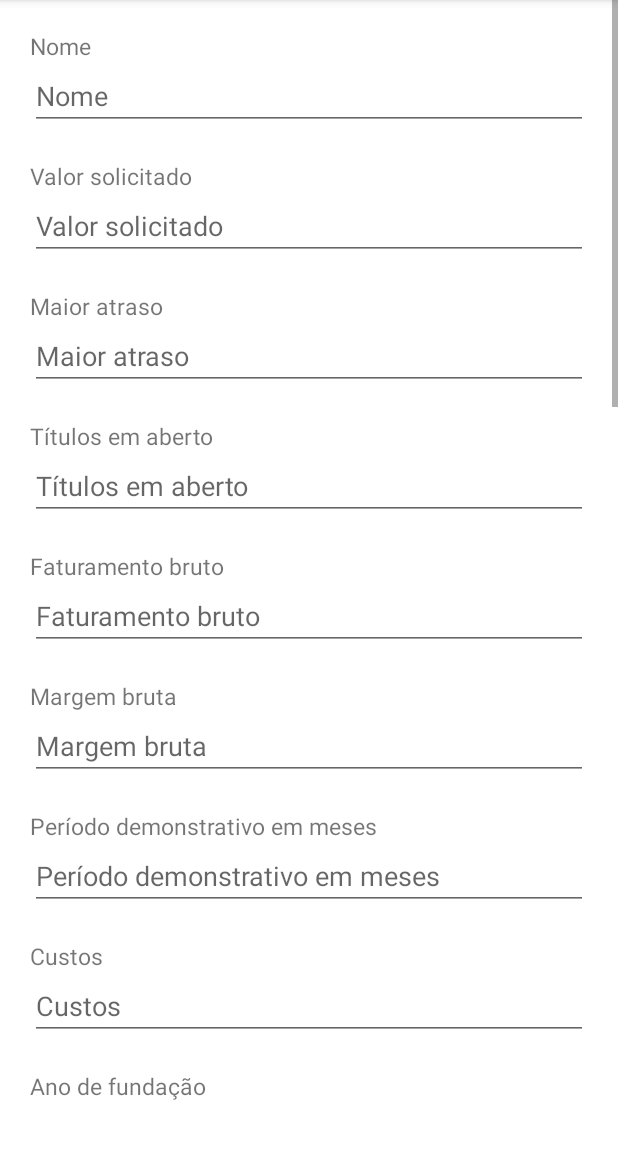
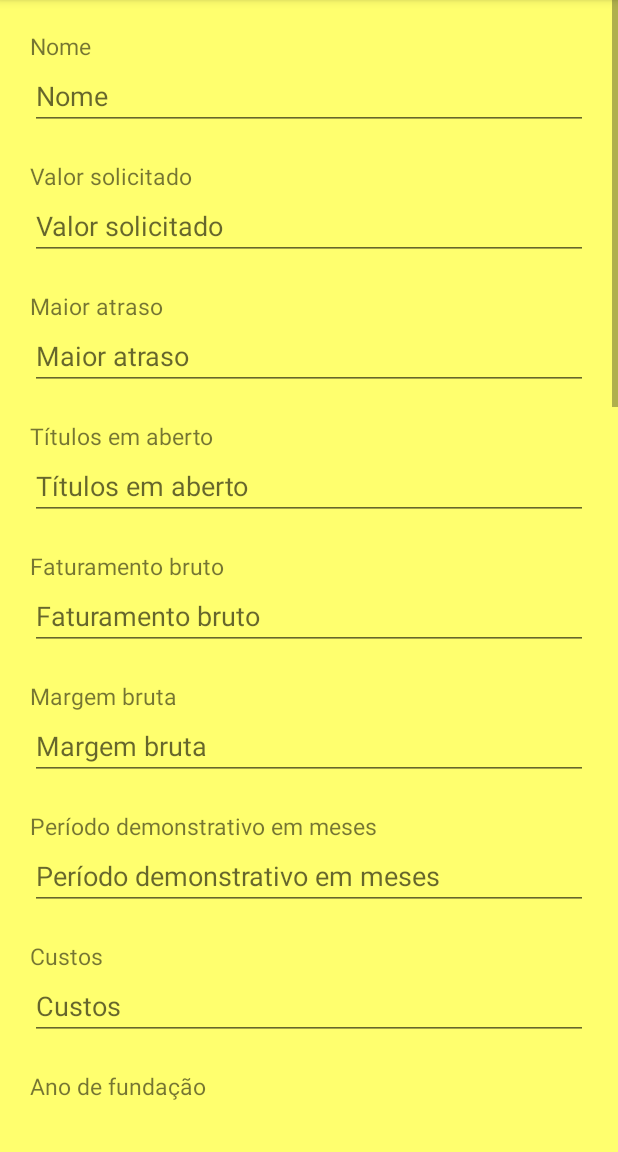
Before and after one commit to danielhlima/wtec-suprimentos-fiap-android-app, an Android app: the AskForCreditFragment screen opened through its navigation route, on a phone screen of 412 x 824 dp, the part 84-1236 px from its top. Run offline under Robolectric (Android 15) with nearby library versions, the phone set to English and light mode, and no system bars; our stand-ins replace Room's generated code; libraries missing offline, so code that uses them is left out: com.santalu.maskara, faranjit.currency.edittext; plain views replace CurrencyEditText, MaskEditText; 17 statements that could not run were skipped.

Commit message:
Layouts ok

```diff
--- a/app/src/main/java/br/com/wtecsuprimentos/presenter/AskForCreditPresenter.java
+++ b/app/src/main/java/br/com/wtecsuprimentos/presenter/AskForCreditPresenter.java
@@ -56,5 +56,6 @@ public class AskForCreditPresenter implements DataOut.Callback<Double> {
                 callback.onError(throwable);
             }
         };
+        handler.post(runnable);
     }
 }
--- a/app/src/main/res/layout/fragment_ask_for_credit.xml
+++ b/app/src/main/res/layout/fragment_ask_for_credit.xml
@@ -4,6 +4,7 @@
     xmlns:app="http://schemas.android.com/apk/res-auto"
     android:layout_width="match_parent"
     android:layout_height="match_parent"
+    android:background="@color/primaryLightColor"
     tools:context=".view.fragments.AskForCreditFragment">
 
     <LinearLayout
@@ -369,24 +370,28 @@
                     android:id="@+id/radioButtonAltoRisco_regression"
                     android:layout_width="match_parent"
                     android:layout_height="wrap_content"
+                    android:buttonTint="@color/primaryDarkColor"
                     android:text="@string/risco_alto" />
 
                 <RadioButton
                     android:id="@+id/radioButtonMedioRisco_regression"
                     android:layout_width="match_parent"
                     android:layout_height="wrap_content"
+                    android:buttonTint="@color/primaryDarkColor"
                     android:text="@string/risco_medio" />
 
                 <RadioButton
                     android:id="@+id/radioButtonBaixoRisco_regression"
                     android:layout_width="match_parent"
                     android:layout_height="wrap_content"
+                    android:buttonTint="@color/primaryDarkColor"
                     android:text="@string/risco_baixo" />
 
                 <RadioButton
                     android:id="@+id/radioButtonMuitoBaixoRisco_regression"
                     android:layout_width="match_parent"
                     android:layout_height="wrap_content"
+                    android:buttonTint="@color/primaryDarkColor"
                     android:checked="true"
                     android:text="@string/risco_muito_baixo" />
             </RadioGroup>
@@ -408,6 +413,7 @@
                     android:id="@+id/radioButtonEmpresaMESim_regression"
                     android:layout_width="match_parent"
                     android:layout_height="wrap_content"
+                    android:buttonTint="@color/primaryDarkColor"
                     android:checked="true"
                     android:text="@string/sim" />
 
@@ -415,6 +421,7 @@
                     android:id="@+id/radioButtonEmpresaMENao_regression"
                     android:layout_width="match_parent"
                     android:layout_height="wrap_content"
+                    android:buttonTint="@color/primaryDarkColor"
                     android:text="@string/nao" />
             </RadioGroup>
 
@@ -435,12 +442,14 @@
                     android:id="@+id/radioButtonRestricaoSim_regression"
                     android:layout_width="match_parent"
                     android:layout_height="wrap_content"
+                    android:buttonTint="@color/primaryDarkColor"
                     android:text="@string/sim" />
 
                 <RadioButton
                     android:id="@+id/radioButtonRestricaoNao_regression"
                     android:layout_width="match_parent"
                     android:layout_height="wrap_content"
+                    android:buttonTint="@color/primaryDarkColor"
                     android:checked="true"
                     android:text="@string/nao" />
             </RadioGroup>
```
Also changed, not shown: app/src/main/res/layout/fragment_classify_customer.xml (+9 -0 lines).
